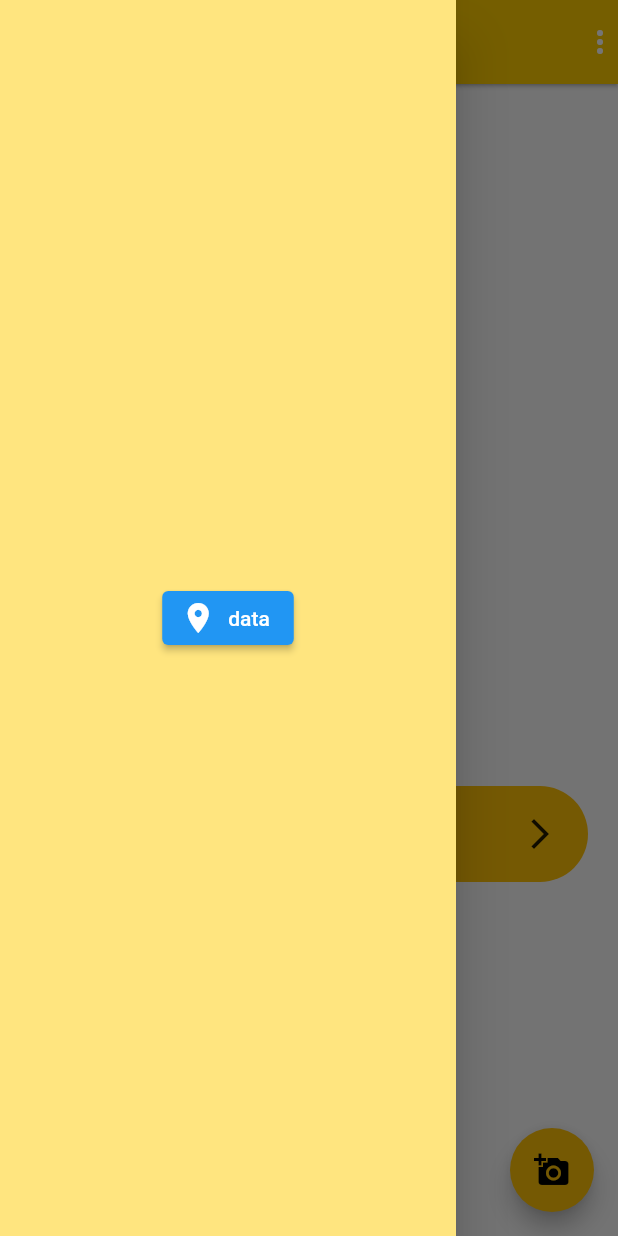
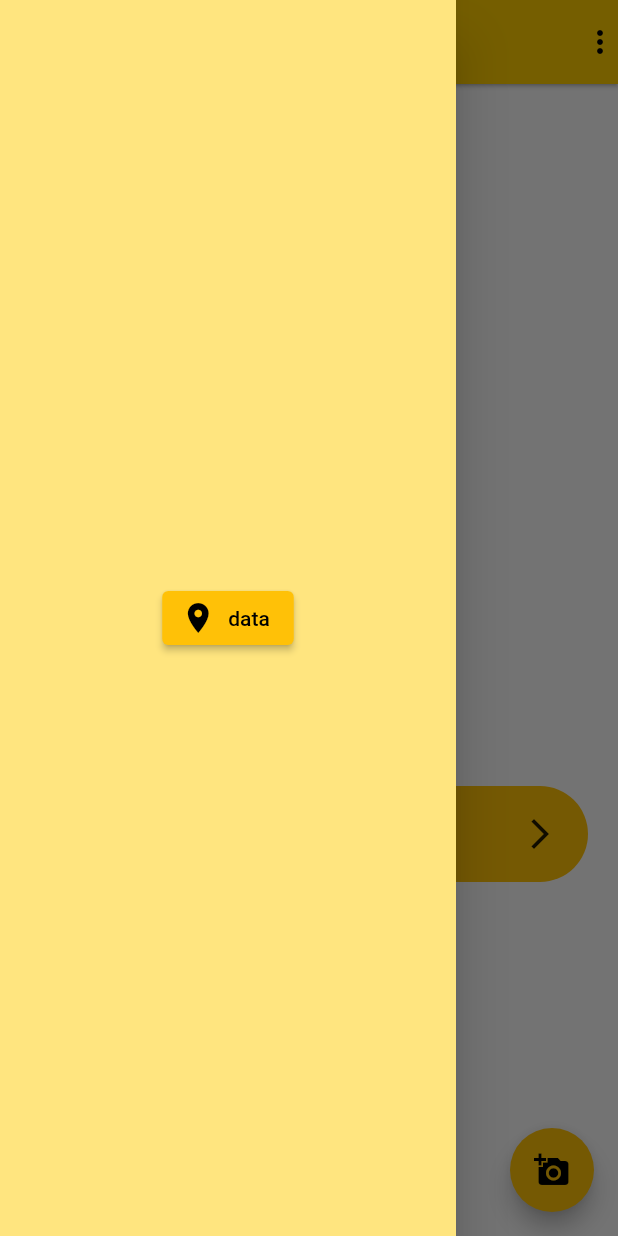
Before and after one commit to MufalmeAthos/flutter_training, a Flutter app: the screen it shows after launch, with the side drawer open, on a phone screen of 412 x 824 dp. Run offline on Flutter 3.47's test engine with Material 2 defaults, Android fonts, the phone set to English and light mode, and no system bars.

```diff
--- a/lib/main.dart
+++ b/lib/main.dart
@@ -18,7 +18,9 @@ class _FirstclassState extends State<Firstclass> {
   Widget build(BuildContext context) {
     return MaterialApp(
       debugShowCheckedModeBanner: false,
-      title: 'Facebook',
+      title: 'Facebook', theme: ThemeData(
+      primarySwatch: Colors.amber,
+    ),
       home: Scaffold(
         appBar: AppBar(
           elevation: 1,
```
